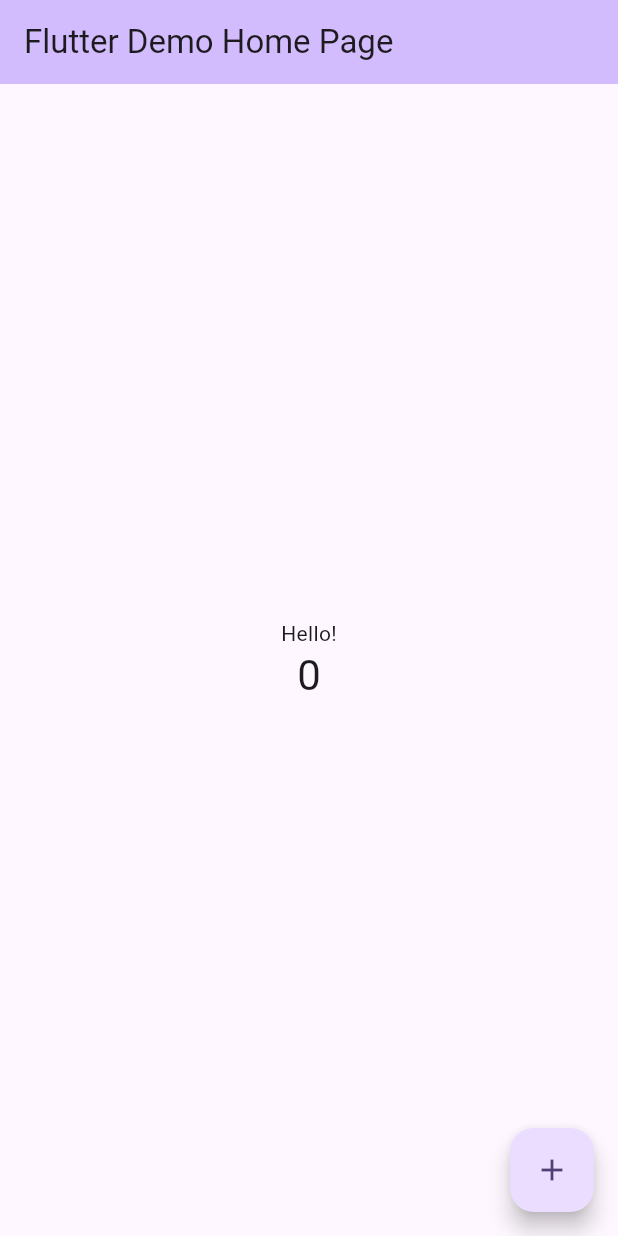
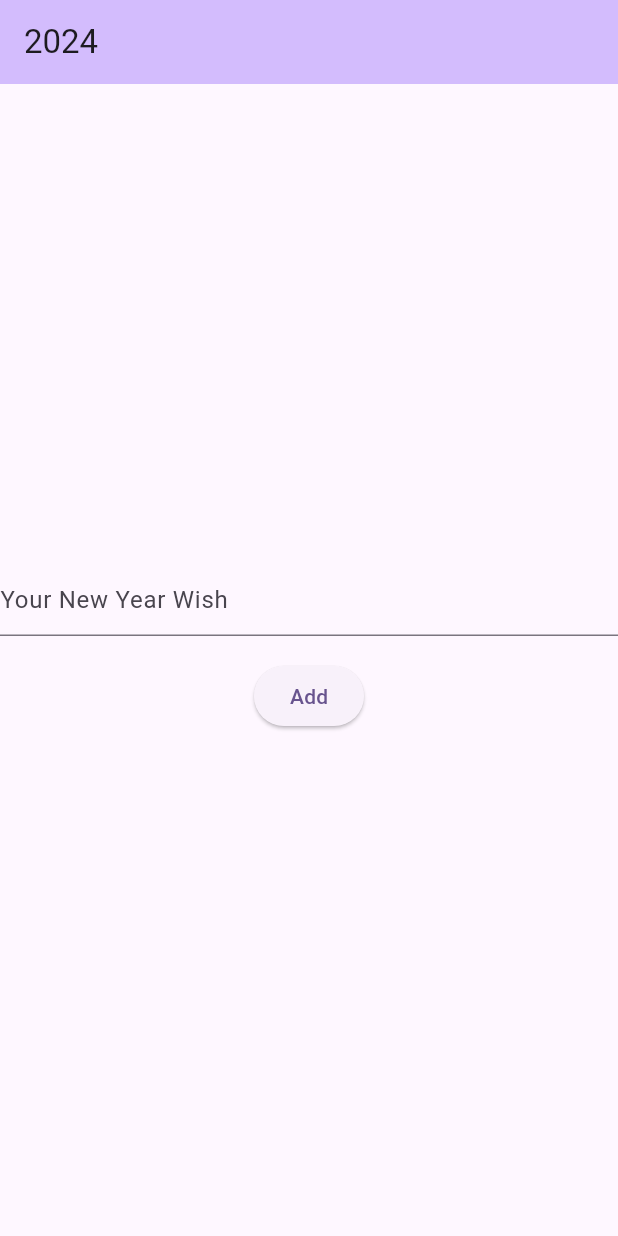
Before and after one commit to sharkmu/flutter-2024, a Flutter app: the screen it shows after launch, on a phone screen of 412 x 824 dp. Run offline on Flutter 3.47's test engine with Material 3 defaults, Android fonts, the phone set to English and light mode, and no system bars.

Commit message:
remove default functions, add TextForm widget

```diff
--- a/year2024/lib/main.dart
+++ b/year2024/lib/main.dart
@@ -10,12 +10,12 @@
   @override
   Widget build(BuildContext context) {
     return MaterialApp(
-      title: 'Flutter Demo',
+      title: '2024',
       theme: ThemeData(
         colorScheme: ColorScheme.fromSeed(seedColor: Colors.deepPurple),
         useMaterial3: true,
       ),
-      home: const MyHomePage(title: 'Flutter Demo Home Page'),
+      home: const MyHomePage(title: '2024'),
     );
   }
 }
@@ -30,17 +30,11 @@
 }
 
 class _MyHomePageState extends State<MyHomePage> {
-  int _counter = 0;
-
-  void _incrementCounter() {
-    setState(() {
-      _counter++;
-    });
-  }
-
+  final GlobalKey<FormState> _formKey = GlobalKey<FormState>();
   @override
   Widget build(BuildContext context) {
     return Scaffold(
+      key: _formKey,
       appBar: AppBar(
         backgroundColor: Theme.of(context).colorScheme.inversePrimary,
         title: Text(widget.title),
@@ -49,21 +43,31 @@
         child: Column(
           mainAxisAlignment: MainAxisAlignment.center,
           children: <Widget>[
-            const Text(
-              'Hello!',
+            TextFormField(
+              decoration: const InputDecoration(
+                hintText: 'Your New Year Wish',
+              ),
+              validator: (String? value) {
+                if (value == null || value.isEmpty) {
+                  return 'Please enter some text';
+                }
+                return null;
+              },
             ),
-            Text(
-              '$_counter',
-              style: Theme.of(context).textTheme.headlineMedium,
+            Padding(
+              padding: const EdgeInsets.symmetric(vertical: 16.0),
+              child: ElevatedButton(
+                onPressed: () {
+                  if (_formKey.currentState!.validate()) {
+                    // Process data.
+                  }
+                },
+                child: const Text('Add'),
+              ),
             ),
           ],
         ),
       ),
-      floatingActionButton: FloatingActionButton(
-        onPressed: _incrementCounter,
-        tooltip: 'Increment',
-        child: const Icon(Icons.add),
-      ),
     );
   }
 }
```
